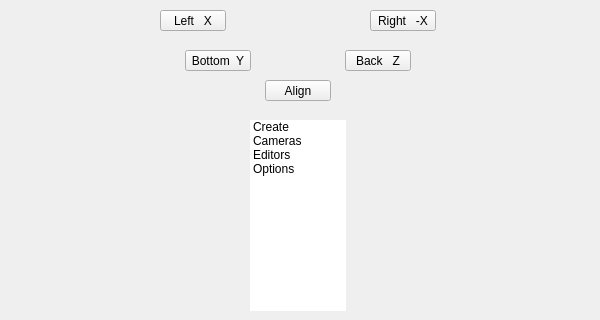
Above: ui/1_base_menus/cameras.ui from m3trik/Scripts_portable before the change; both pictures show x 0 to 600 and y 280 to 600 of the 600 by 600 pixel window. Below: the same form after it.
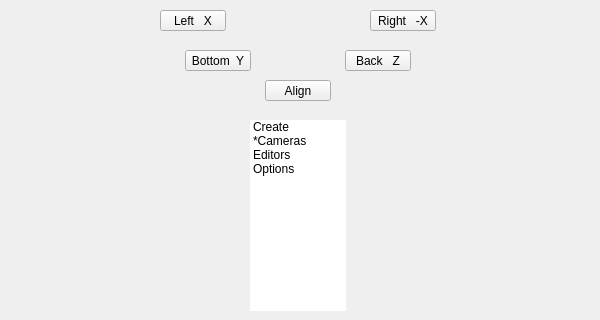
That is the form after the change. Custom widgets are drawn as their Qt base class.

The edit to the form file:
```diff
--- a/ui/1_base_menus/cameras.ui
+++ b/ui/1_base_menus/cameras.ui
@@ -114,30 +114,52 @@
        <bool>false</bool>
       </property>
       <property name="columnCount">
-       <number>1</number>
+       <number>3</number>
       </property>
       <attribute name="headerVisible">
        <bool>false</bool>
       </attribute>
       <column>
        <property name="text">
-        <string notr="true">-1</string>
+        <string notr="true">root</string>
+       </property>
+      </column>
+      <column>
+       <property name="text">
+        <string>Create</string>
+       </property>
+      </column>
+      <column>
+       <property name="text">
+        <string>Options</string>
        </property>
       </column>
       <item>
        <property name="text">
         <string>Create</string>
        </property>
+       <property name="text">
+        <string>Custom Camera</string>
+       </property>
+       <property name="text">
+        <string>Group Cameras</string>
+       </property>
       </item>
       <item>
        <property name="text">
-        <string>Cameras</string>
+        <string>*Cameras</string>
+       </property>
+       <property name="text">
+        <string>Set Custom Camera</string>
        </property>
       </item>
       <item>
        <property name="text">
         <string>Editors</string>
        </property>
+       <property name="text">
+        <string>Camera From View</string>
+       </property>
       </item>
       <item>
        <property name="text">
```
